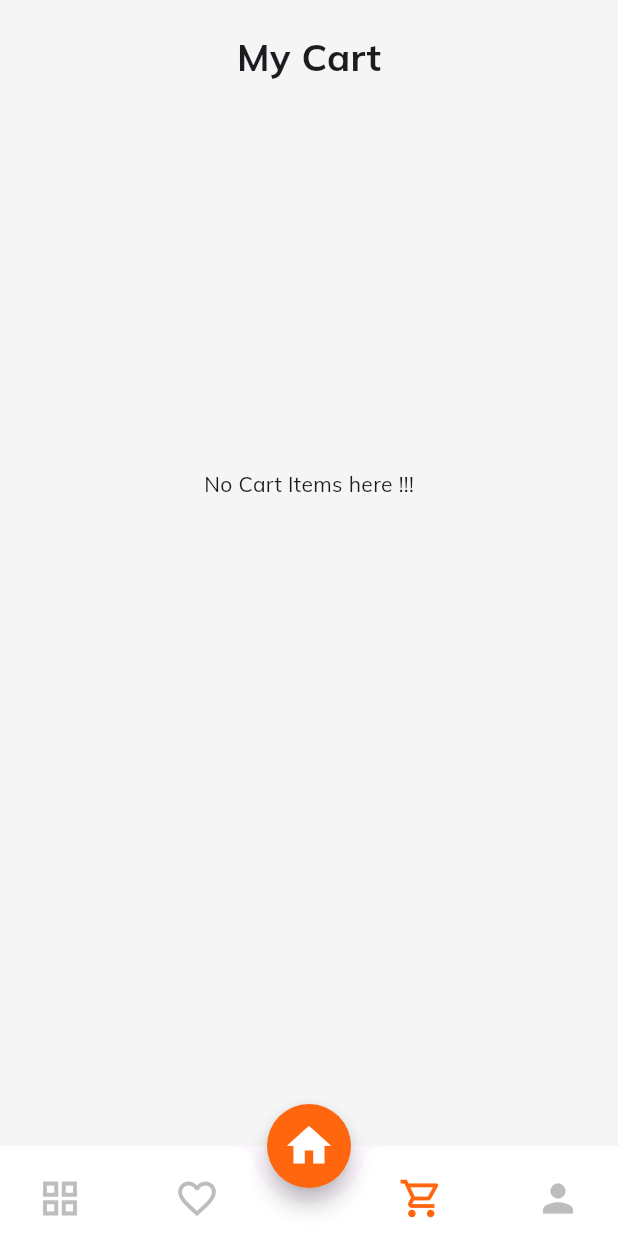
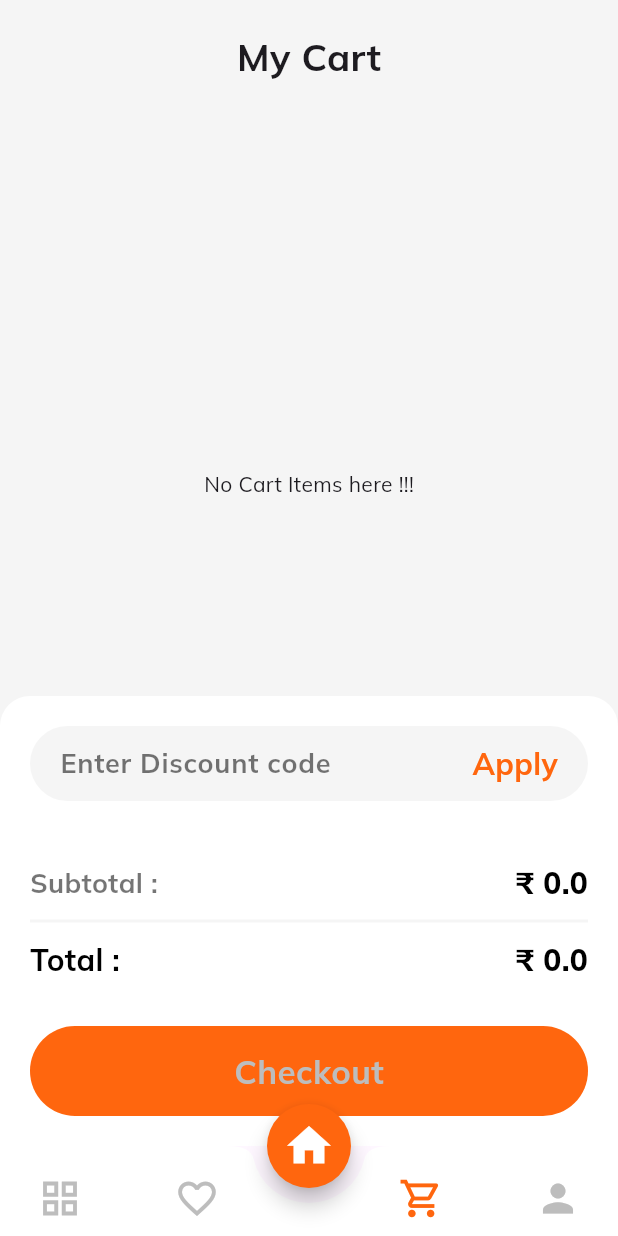
Before and after one commit to jatin-pandey01/E-commerce-App, a Flutter app: the screen it shows after launch, item 3 of the bottom bar chosen, on a phone screen of 412 x 824 dp. Run offline on Flutter 3.47's test engine with Material 3 defaults, Android fonts, the phone set to English and light mode, and no system bars; our stand-ins replace google_fonts; missing offline and left inert: dart:ffi.

Commit message:
Bottom sheet added

```diff
--- a/lib/provider/cart_provider.dart
+++ b/lib/provider/cart_provider.dart
@@ -23,6 +23,14 @@ class CartProvider extends ChangeNotifier{
     notifyListeners();
   }
 
+  double totalPrice(){
+    double total = 0.0;
+    for(Product e in _cart){
+      total += (e.price* e.quantity);
+    }
+    return total;
+  }
+
   static CartProvider of(BuildContext context,{bool listen = true,}){
     return Provider.of<CartProvider>(
       context,
--- a/lib/screens/cart/cart_screen.dart
+++ b/lib/screens/cart/cart_screen.dart
@@ -1,7 +1,11 @@
+
+import 'dart:ffi';
 
 import 'package:ecommerce_app/models/constant.dart';
 import 'package:ecommerce_app/provider/cart_provider.dart';
+import 'package:flutter/cupertino.dart';
 import 'package:flutter/material.dart';
+import 'package:flutter/widgets.dart';
 
 class CartScreen extends StatefulWidget {
   const CartScreen({super.key});
@@ -15,10 +19,138 @@ class _CartScreenState extends State<CartScreen> {
   Widget build(BuildContext context) {
     final provider = CartProvider.of(context);
     final finalList = provider.cart;
+    final totalPrice = provider.totalPrice();
     return Scaffold(
+      bottomSheet: Container(
+        height: 300,
+        width: MediaQuery.of(context).size.width,
+        decoration: BoxDecoration(
+          color: Colors.white,
+          borderRadius: BorderRadius.vertical(top: Radius.circular(20))
+        ),
+        padding: EdgeInsets.symmetric(horizontal: 20,vertical: 20),
+        child: Column(
+          children: [
+            Container(
+              height: 50,
+              width: MediaQuery.of(context).size.width/1,
+              padding: EdgeInsets.symmetric(horizontal: 20),
+              decoration: BoxDecoration(
+                color: contentColor,
+                borderRadius: BorderRadius.circular(50)
+              ),
+              child: const Row(
+                mainAxisAlignment: MainAxisAlignment.spaceBetween,
+                crossAxisAlignment: CrossAxisAlignment.center,
+                children: [
+                  Flexible(
+                    flex: 1,
+                    child: TextField(
+                      style: TextStyle(
+                        color: Colors.black54,
+                        fontWeight: FontWeight.bold
+                      ),
+                      decoration: InputDecoration(
+                        hintText: "Enter Discount code",
+                        hintStyle: TextStyle(
+                          color: Colors.black54,
+                          fontSize: 18,
+                          fontWeight: FontWeight.bold
+                        ),
+                        border: InputBorder.none
+                      ),
+                    ),
+                  ),
+                  SizedBox(width: 15,),
+                  Text(
+                    "Apply",
+                    style: TextStyle(
+                      color: primaryColor,
+                      fontSize: 20,
+                      fontWeight: FontWeight.bold
+                    ),
+                  )
+                ],
+              )
+            ),
+            SizedBox(height: 40,),
+            Row(
+              mainAxisAlignment: MainAxisAlignment.spaceBetween,
+              crossAxisAlignment: CrossAxisAlignment.center,
+              children: [
+                Text(
+                  "Subtotal : ",
+                  style: TextStyle(
+                    color: Colors.black54,
+                    fontWeight: FontWeight.bold,
+                    fontSize: 18
+                  ),
+                ),
+                Text(
+                  '\u{20B9} ${totalPrice.toString()}',
+                  style: TextStyle(
+                    color: Colors.black,
+                    fontWeight: FontWeight.w800,
+                    fontSize: 20
+                  ),
+                )
+              ],
+            ),
+            SizedBox(height: 10,),
+            Container(
+              width: MediaQuery.of(context).size.width,
+              height: 2,
+              decoration: BoxDecoration(
+                color: contentColor
+              ),
+            ),
+            SizedBox(height: 10,),
+            Row(
+              mainAxisAlignment: MainAxisAlignment.spaceBetween,
+              crossAxisAlignment: CrossAxisAlignment.center,
+              children: [
+                Text(
+                  "Total : ",
+                  style: TextStyle(
+                    color: Colors.black,
+                    fontWeight: FontWeight.bold,
+                    fontSize: 20
+                  ),
+                ),
+                Text(
+                  '\u{20B9} ${totalPrice.toString()}',
+                  style: TextStyle(
+                    color: Colors.black,
+                    fontWeight: FontWeight.w800,
+                    fontSize: 20
+                  ),
+                ),
+              ],
+            ),
+            SizedBox(height: 30,),
+            Expanded(
+              child: Container(
+                decoration: BoxDecoration(
+                  color: primaryColor,
+                  borderRadius: BorderRadius.circular(50)
+                ),
+                child: Center(
+                  child: Text(
+                    "Checkout",
+                    style: TextStyle(
+                      color: totalPrice > 1 ? Colors.white : Colors.grey.shade400,
+                      fontSize: 22,
+                      fontWeight: FontWeight.bold
+                    ),
+                  ),
+                )
+              ),
+            )
+          ],
+        ),
+      ),
       backgroundColor: contentColor,
       body: SafeArea(
-        child: SingleChildScrollView(
         child: Column(
           children: [
             const Padding(
@@ -49,7 +181,12 @@ class _CartScreenState extends State<CartScreen> {
                     children: [
                       Container(
                         padding: EdgeInsets.all(10),
-                          margin: EdgeInsets.only(bottom: 20, right: 10, left: 10),
+                        margin: EdgeInsets.only(
+                          bottom: 20,
+                          right: 10,
+                          left: 10,
+                          top: 5
+                        ),
                         width: double.infinity,
                         decoration: BoxDecoration(
                           borderRadius: BorderRadius.circular(20),
@@ -176,7 +313,6 @@ class _CartScreenState extends State<CartScreen> {
               ),
             )
           ],
-          ),
         )
       ),
     );
--- a/lib/screens/home/widget/home_search_bar.dart
+++ b/lib/screens/home/widget/home_search_bar.dart
@@ -20,7 +20,7 @@ class HomeSearchBar extends StatelessWidget {
           const Icon(Icons.search,color: Colors.grey,size: 30,),
           const SizedBox(width: 10,),
           const Flexible(
-            flex: 4,
+            flex: 2,
             child: TextField(
               style: TextStyle(
                 fontSize: 18,
@@ -34,6 +34,7 @@ class HomeSearchBar extends StatelessWidget {
               ),
             )
           ),
+          SizedBox(width: 5,),
           Container(
             height: 25,
             width: 1.5,
```
Lines whose indentation alone changed are shown as unchanged.
